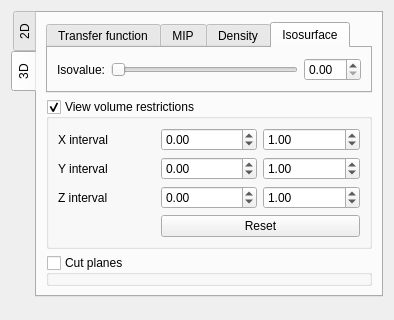
This is MedV4D/src/GUI/widgets/ViewerControls.ui in JanKolomaznik/MedV4D as Qt 5 draws it before an edit; both pictures show x 0 to 394 and y 0 to 320 of the 394 by 461 pixel window. The edited form follows.
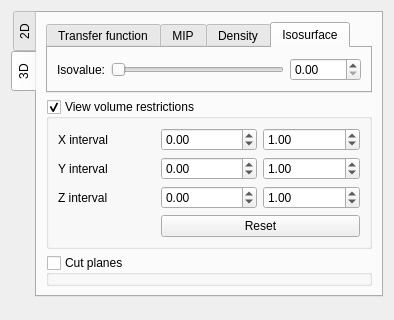
This is the edited form. The open tabs and pages were chosen to show the change.

```diff
--- a/MedV4D/src/GUI/widgets/ViewerControls.ui
+++ b/MedV4D/src/GUI/widgets/ViewerControls.ui
@@ -244,14 +244,21 @@
             </widget>
            </item>
            <item row="0" column="1">
-            <widget class="QSlider" name="horizontalSlider">
+            <widget class="QSlider" name="mIsoValueSlider">
+             <property name="maximum">
+              <number>5000</number>
+             </property>
              <property name="orientation">
               <enum>Qt::Horizontal</enum>
              </property>
             </widget>
            </item>
            <item row="0" column="2">
-            <widget class="QDoubleSpinBox" name="doubleSpinBox"/>
+            <widget class="QDoubleSpinBox" name="mIsoValueSpinBox">
+             <property name="maximum">
+              <double>5000.000000000000000</double>
+             </property>
+            </widget>
            </item>
           </layout>
          </widget>
```
Left out of the diff: 40 changed lines with no effect on the pictures.
